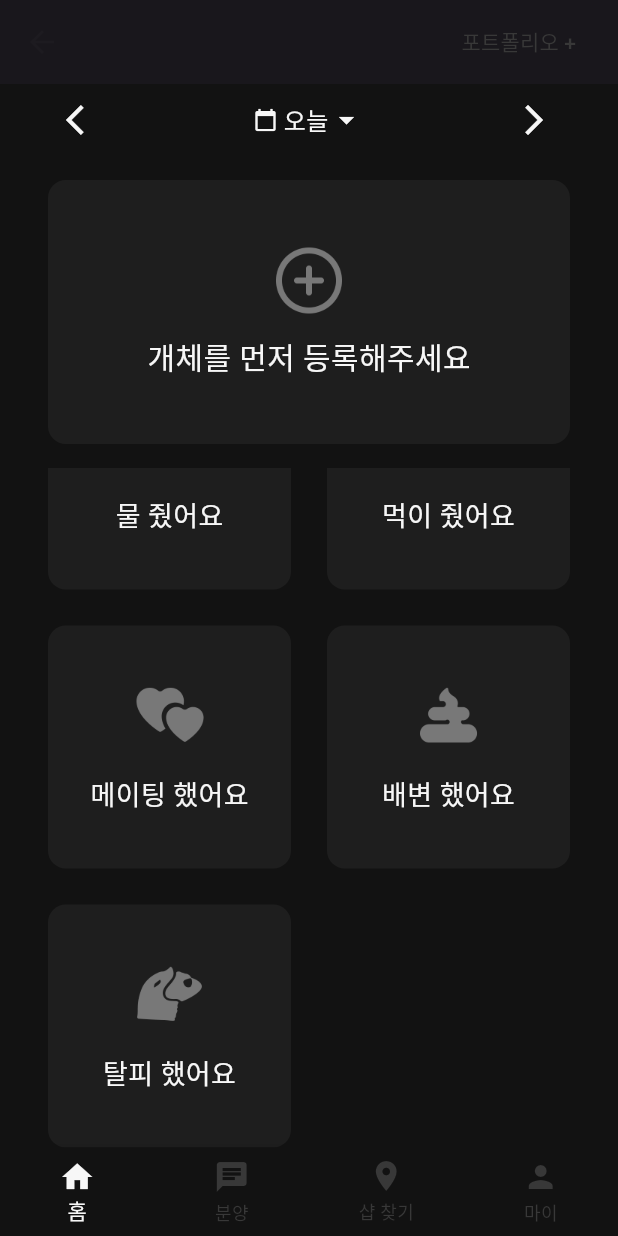
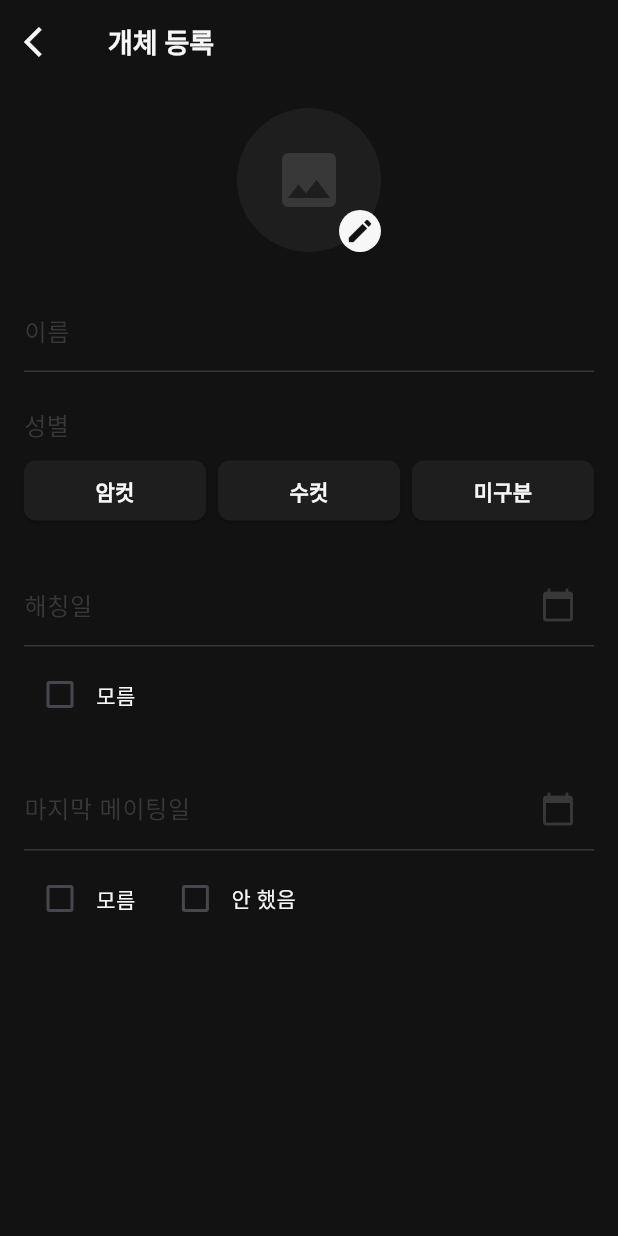
Before and after one commit to oobinkim/rep_f_Flutter, a Flutter app: the HomeView screen opened by its route, scrolled down 81 dp, after a tap on "개체를 먼저 등록해주세요", on a phone screen of 412 x 824 dp. Run offline on Flutter 3.47's test engine with Material 3 defaults, Android fonts, the phone set to English and light mode, and no system bars; our stand-ins replace cloud_firestore, firebase_auth, firebase_core; accounts and stored records are empty; Roboto replaces fonts that are missing (Pretendard); project files that could hold a hidden picture were left out.

Commit message:
화면추가

```diff
--- a/lib/main.dart
+++ b/lib/main.dart
@@ -2,6 +2,7 @@ import 'package:flutter/material.dart';
 import 'package:provider/provider.dart';
 import 'views/agreement_view.dart';
 import 'views/splash_view.dart';
+import 'views/register_reptile_view/register_reptile_view.dart';
 import 'views/profile_view/profile_view.dart';
 import 'views/home_view/home_view.dart';
 import 'views/registration_view/registration_view.dart';
@@ -75,7 +76,8 @@ class MyApp extends StatelessWidget {
           '/agreement': (context) => AgreementView(),
           '/registration': (context) => RegistrationView(),
           '/profile': (context) => ProfileView(),
-          '/home': (context) => HomeView()
+          '/home': (context) => HomeView(),
+          '/register_reptile': (context) => RegisterReptileView(),
         },
       ),
     );
--- /dev/null
+++ b/lib/viewmodels/home_viewmodel.dart
@@ -0,0 +1,7 @@
+import 'package:flutter/material.dart';
+
+class HomeViewModel extends ChangeNotifier {
+  void navigateToRegisterReptile(BuildContext context) {
+    Navigator.pushNamed(context, '/register_reptile');
+  }
+}
--- /dev/null
+++ b/lib/viewmodels/register_reptile_viewmodel.dart
@@ -0,0 +1,62 @@
+import 'package:flutter/material.dart';
+
+class RegisterReptileViewModel extends ChangeNotifier {
+  String _name = '';
+  String _gender = '';
+  String _hatchDate = '';
+  String _lastMatingDate = '';
+  bool _isHatchUnknown = false;
+  bool _isMatingUnknown = false;
+  bool _isMatingNotDone = false;
+
+  // 이름 관련
+  void setName(String name) {
+    _name = name;
+    notifyListeners();
+  }
+
+  // 성별 관련
+  void setGender(String gender) {
+    _gender = gender;
+    notifyListeners();
+  }
+
+  String get gender => _gender;
+
+  // 해칭일 관련
+  String get hatchDate => _hatchDate;
+
+  set hatchDate(String value) {
+    _hatchDate = value;
+    notifyListeners();
+  }
+
+  bool get isHatchUnknown => _isHatchUnknown;
+
+  void toggleHatchUnknown(bool? value) {
+    _isHatchUnknown = value ?? false;
+    notifyListeners();
+  }
+
+  // 마지막 메이팅일 관련
+  String get lastMatingDate => _lastMatingDate;
+
+  set lastMatingDate(String value) {
+    _lastMatingDate = value;
+    notifyListeners();
+  }
+
+  bool get isMatingUnknown => _isMatingUnknown;
+
+  void toggleMatingUnknown(bool? value) {
+    _isMatingUnknown = value ?? false;
+    notifyListeners();
+  }
+
+  bool get isMatingNotDone => _isMatingNotDone;
+
+  void toggleMatingNotDone(bool? value) {
+    _isMatingNotDone = value ?? false;
+    notifyListeners();
+  }
+}
--- a/lib/views/home_view/home_view.dart
+++ b/lib/views/home_view/home_view.dart
@@ -9,6 +9,11 @@ class HomeView extends StatefulWidget {
 
 class _HomeViewState extends State<HomeView> {
   int _currentIndex = 0; // 현재 선택된 탭의 인덱스
+
+  /// 화면 전환 메서드
+  void navigateToRegisterReptile(BuildContext context) {
+    Navigator.pushReplacementNamed(context, '/register_reptile');
+  }
 
   @override
   Widget build(BuildContext context) {
@@ -22,7 +27,8 @@ class _HomeViewState extends State<HomeView> {
           children: [
             TextButton(
               onPressed: () {
-                print("포트폴리오 버튼 눌림");
+                //TODO: 포트폴리오 화면
+                print("포트폴리오 눌림");
               },
               child: Text(
                 "포트폴리오 +",
@@ -83,7 +89,7 @@ class _HomeViewState extends State<HomeView> {
             // 개체 추가 버튼
             GestureDetector(
               onTap: () {
-                print("개체 추가 버튼 눌림");
+                navigateToRegisterReptile(context); // 화면 전환 호출
               },
               child: Container(
                 width: double.infinity,
--- /dev/null
+++ b/lib/views/register_reptile_view/register_reptile_view.dart
@@ -0,0 +1,191 @@
+import 'package:flutter/material.dart';
+import 'package:provider/provider.dart';
+import '../../share/app_color.dart';
+import '../../viewmodels/register_reptile_viewmodel.dart';
+
+class RegisterReptileView extends StatelessWidget {
+  @override
+  Widget build(BuildContext context) {
+    return ChangeNotifierProvider(
+      create: (_) => RegisterReptileViewModel(), // 로컬 Provider 등록
+      child: Scaffold(
+        backgroundColor: AppColors.black,
+        appBar: AppBar(
+          backgroundColor: AppColors.black,
+          elevation: 0,
+          leading: IconButton(
+            icon: Icon(Icons.arrow_back_ios, color: AppColors.white),
+            onPressed: () {
+              Navigator.pop(context);
+            },
+          ),
+          title: Text(
+            "개체 등록",
+            style: TextStyle(color: AppColors.white, fontSize: 18),
+          ),
+        ),
+        body: Consumer<RegisterReptileViewModel>(
+          builder: (context, viewModel, _) => SingleChildScrollView(
+            padding: const EdgeInsets.all(16.0),
+            child: Column(
+              crossAxisAlignment: CrossAxisAlignment.start,
+              children: [
+                // 이미지 선택 영역
+                Center(
+                  child: Stack(
+                    children: [
+                      CircleAvatar(
+                        radius: 48,
+                        backgroundColor: AppColors.darkGray,
+                        child: Icon(Icons.image, size: 48, color: AppColors.lightGray),
+                      ),
+                      Positioned(
+                        bottom: 0,
+                        right: 0,
+                        child: GestureDetector(
+                          onTap: () {
+                            print("이미지 선택 버튼 눌림");
+                          },
+                          child: Container(
+                            padding: EdgeInsets.all(4),
+                            decoration: BoxDecoration(
+                              color: AppColors.white,
+                              shape: BoxShape.circle,
+                            ),
+                            child: Icon(Icons.edit, size: 20, color: AppColors.black),
+                          ),
+                        ),
+                      ),
+                    ],
+                  ),
+                ),
+                SizedBox(height: 24),
+
+                // 이름 입력 필드
+                TextField(
+                  style: TextStyle(color: AppColors.white),
+                  onChanged: viewModel.setName, // 이름 설정
+                  decoration: InputDecoration(
+                    labelText: "이름",
+                    labelStyle: TextStyle(color: AppColors.lightGray),
+                    enabledBorder: UnderlineInputBorder(
+                      borderSide: BorderSide(color: AppColors.lightGray),
+                    ),
+                    focusedBorder: UnderlineInputBorder(
+                      borderSide: BorderSide(color: AppColors.white),
+                    ),
+                  ),
+                ),
+                SizedBox(height: 24),
+
+                // 성별 선택 버튼
+                Text(
+                  "성별",
+                  style: TextStyle(color: AppColors.lightGray, fontSize: 16),
+                ),
+                SizedBox(height: 8),
+                Row(
+                  children: [
+                    _buildGenderButton(context, viewModel, "암컷"),
+                    SizedBox(width: 8),
+                    _buildGenderButton(context, viewModel, "수컷"),
+                    SizedBox(width: 8),
+                    _buildGenderButton(context, viewModel, "미구분"),
+                  ],
+                ),
+                SizedBox(height: 24),
+
+                // 해칭일 필드
+                TextField(
+                  style: TextStyle(color: AppColors.white),
+                  onChanged: (value) => viewModel.hatchDate = value, // 해칭일 설정
+                  decoration: InputDecoration(
+                    labelText: "해칭일",
+                    labelStyle: TextStyle(color: AppColors.lightGray),
+                    suffixIcon: Icon(Icons.calendar_today, color: AppColors.lightGray),
+                    enabledBorder: UnderlineInputBorder(
+                      borderSide: BorderSide(color: AppColors.lightGray),
+                    ),
+                    focusedBorder: UnderlineInputBorder(
+                      borderSide: BorderSide(color: AppColors.white),
+                    ),
+                  ),
+                ),
+                SizedBox(height: 8),
+                Row(
+                  children: [
+                    Checkbox(
+                      value: viewModel.isHatchUnknown,
+                      onChanged: viewModel.toggleHatchUnknown, // 해칭일 모름
+                      activeColor: AppColors.lightGray,
+                    ),
+                    Text("모름", style: TextStyle(color: AppColors.white)),
+                  ],
+                ),
+                SizedBox(height: 24),
+
+                // 마지막 메이팅일 필드
+                TextField(
+                  style: TextStyle(color: AppColors.white),
+                  onChanged: (value) => viewModel.lastMatingDate = value, // 메이팅일 설정
+                  decoration: InputDecoration(
+                    labelText: "마지막 메이팅일",
+                    labelStyle: TextStyle(color: AppColors.lightGray),
+                    suffixIcon: Icon(Icons.calendar_today, color: AppColors.lightGray),
+                    enabledBorder: UnderlineInputBorder(
+                      borderSide: BorderSide(color: AppColors.lightGray),
+                    ),
+                    focusedBorder: UnderlineInputBorder(
+                      borderSide: BorderSide(color: AppColors.white),
+                    ),
+                  ),
+                ),
+                SizedBox(height: 8),
+                Row(
+                  children: [
+                    Checkbox(
+                      value: viewModel.isMatingUnknown,
+                      onChanged: viewModel.toggleMatingUnknown, // 메이팅일 모름
+                      activeColor: AppColors.lightGray,
+                    ),
+                    Text("모름", style: TextStyle(color: AppColors.white)),
+                    SizedBox(width: 16),
+                    Checkbox(
+                      value: viewModel.isMatingNotDone,
+                      onChanged: viewModel.toggleMatingNotDone, // 메이팅 안했음
+                      activeColor: AppColors.lightGray,
+                    ),
+                    Text("안 했음", style: TextStyle(color: AppColors.white)),
+                  ],
+                ),
+              ],
+            ),
+          ),
+        ),
+      ),
+    );
+  }
+
+  Widget _buildGenderButton(BuildContext context, RegisterReptileViewModel viewModel, String gender) {
+    return Expanded(
+      child: ElevatedButton(
+        onPressed: () => viewModel.setGender(gender), // 성별 설정
+        style: ElevatedButton.styleFrom(
+          backgroundColor: viewModel.gender == gender
+              ? AppColors.lightGray
+              : AppColors.darkGray,
+          shape: RoundedRectangleBorder(
+            borderRadius: BorderRadius.circular(8),
+          ),
+        ),
+        child: Text(
+          gender,
+          style: TextStyle(
+            color: AppColors.white,
+            fontWeight: FontWeight.bold,
+          ),
+        ),
+      ),
+    );
+  }
+}
```
